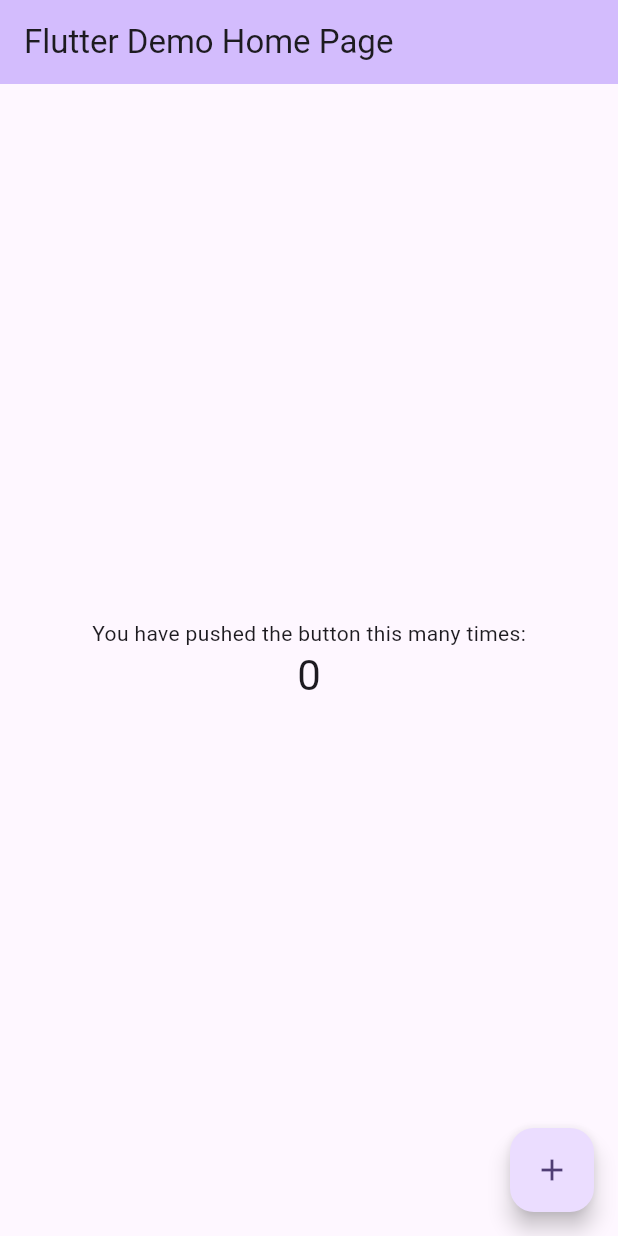
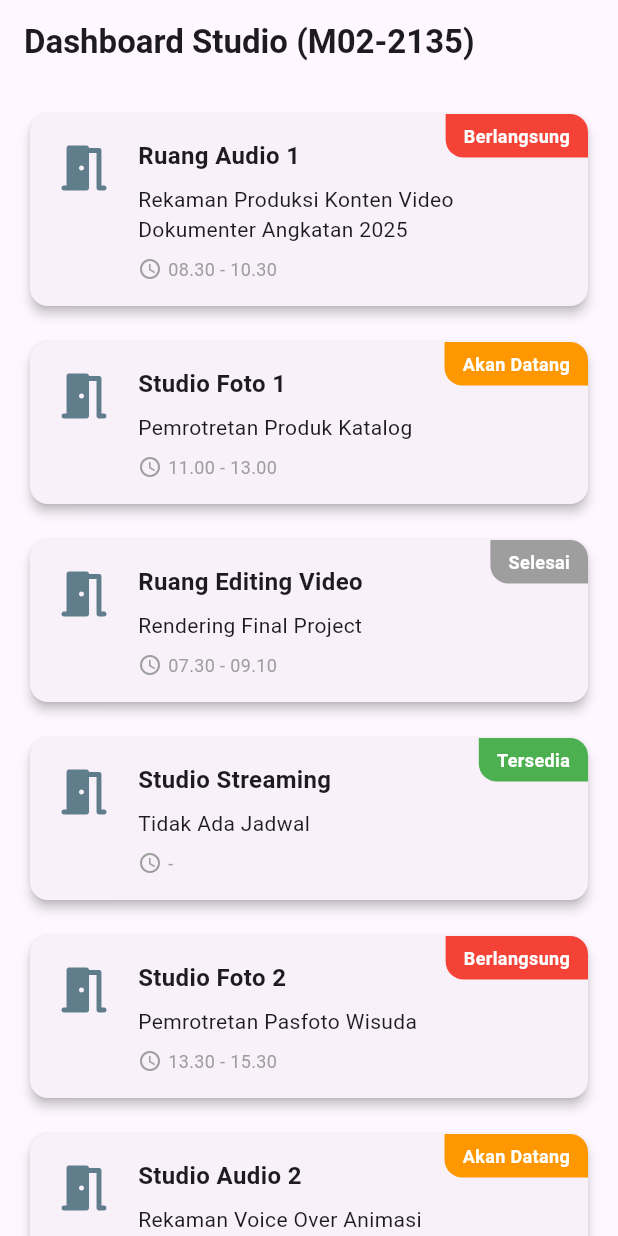
Before and after one commit to hasbihabibi/RuangKita, a Flutter app: the screen it shows after launch, on a phone screen of 412 x 824 dp. Run offline on Flutter 3.47's test engine with Material 3 defaults, Android fonts, the phone set to English and light mode, and no system bars.

Commit message:
feat(m02): build compact room cards

```diff
--- a/lib/main.dart
+++ b/lib/main.dart
@@ -1,4 +1,6 @@
 import 'package:flutter/material.dart';
+
+import 'modul02/studi_kasus/ruang_praktikum.dart';
 
 void main() {
   runApp(const MyApp());
@@ -30,7 +32,7 @@ class MyApp extends StatelessWidget {
         // tested with just a hot reload.
         colorScheme: .fromSeed(seedColor: Colors.deepPurple),
       ),
-      home: const MyHomePage(title: 'Flutter Demo Home Page'),
+      home: const RuangPraktikum(),
     );
   }
 }
--- a/lib/modul02/studi_kasus/ruang_praktikum.dart
+++ b/lib/modul02/studi_kasus/ruang_praktikum.dart
@@ -0,0 +1,131 @@
+import 'package:flutter/material.dart';
+
+import '../../models/room_session.dart';
+
+class RuangPraktikum extends StatefulWidget {
+  const RuangPraktikum({super.key});
+
+  @override
+  State<RuangPraktikum> createState() => _RuangPraktikumState();
+}
+
+class _RuangPraktikumState extends State<RuangPraktikum> {
+  final List<RoomSession> _sessions = RoomSession.dummyData();
+
+  @override
+  Widget build(BuildContext context) {
+    return Scaffold(
+      appBar: AppBar(
+        title: const Text(
+          'Dashboard Studio (M02-2135)',
+          style: TextStyle(fontWeight: FontWeight.bold),
+        ),
+      ),
+      //ListView tampilan 1 Kolom
+      body: ListView.separated(
+        padding: const EdgeInsets.all(16),
+        itemCount: _sessions.length,
+        separatorBuilder: (context, index) => const SizedBox(height: 16),
+        itemBuilder: (context, index) => _buildCard(_sessions[index]),
+      ),
+    );
+  }
+
+  //Fungsi untuk merakit 1 Card
+  Widget _buildCard(RoomSession session) {
+    Color badgeColor = Colors.blue;
+    if (session.status == 'Berlangsung') badgeColor = Colors.red;
+    if (session.status == 'Akan Datang') badgeColor = Colors.orange;
+    if (session.status == 'Selesai') badgeColor = Colors.grey;
+    if (session.status == 'Tersedia') badgeColor = Colors.green;
+
+    return Card(
+      clipBehavior: Clip.antiAlias,
+      elevation: 3,
+      child: Stack(
+        children: [
+          Padding(
+            padding: const EdgeInsets.all(16.0),
+            child: Row(
+              crossAxisAlignment: CrossAxisAlignment.start,
+              children: [
+                const Icon(
+                  Icons.meeting_room_rounded,
+                  size: 40,
+                  color: Colors.blueGrey,
+                ),
+                const SizedBox(width: 16),
+
+                Expanded(
+                  child: Column(
+                    crossAxisAlignment: CrossAxisAlignment.start,
+                    children: [
+                      Padding(
+                        padding: const EdgeInsets.only(right: 90),
+                        child: Text(
+                          session.roomName,
+                          style: const TextStyle(
+                            fontWeight: FontWeight.bold,
+                            fontSize: 16,
+                          ),
+                        ),
+                      ),
+                      const SizedBox(height: 8),
+                      Text(
+                        session.activityName,
+                        maxLines: 2,
+                        overflow: TextOverflow.ellipsis,
+                        style: const TextStyle(fontSize: 14),
+                      ),
+                      const SizedBox(height: 8),
+                      Row(
+                        children: [
+                          const Icon(
+                            Icons.access_time,
+                            size: 16,
+                            color: Colors.grey,
+                          ),
+                          const SizedBox(width: 4),
+                          Text(
+                            session.time,
+                            style: const TextStyle(
+                              color: Colors.grey,
+                              fontSize: 12,
+                            ),
+                          ),
+                        ],
+                      ),
+                    ],
+                  ),
+                ),
+              ],
+            ),
+          ),
+
+          //Label Status
+          Positioned(
+            top: 0,
+            right: 0,
+            child: Container(
+              padding: const EdgeInsets.symmetric(horizontal: 12, vertical: 6),
+              decoration: BoxDecoration(
+                color: badgeColor,
+                borderRadius: const BorderRadius.only(
+                  bottomLeft: Radius.circular(12),
+                ),
+              ),
+              child: Text(
+                session.status,
+                style: const TextStyle(
+                  color: Colors.white,
+                  fontSize: 12,
+                  fontWeight: FontWeight.bold,
+                ),
+              ),
+            ),
+          ),
+        ],
+      ),
+    );
+  }
+}
```
